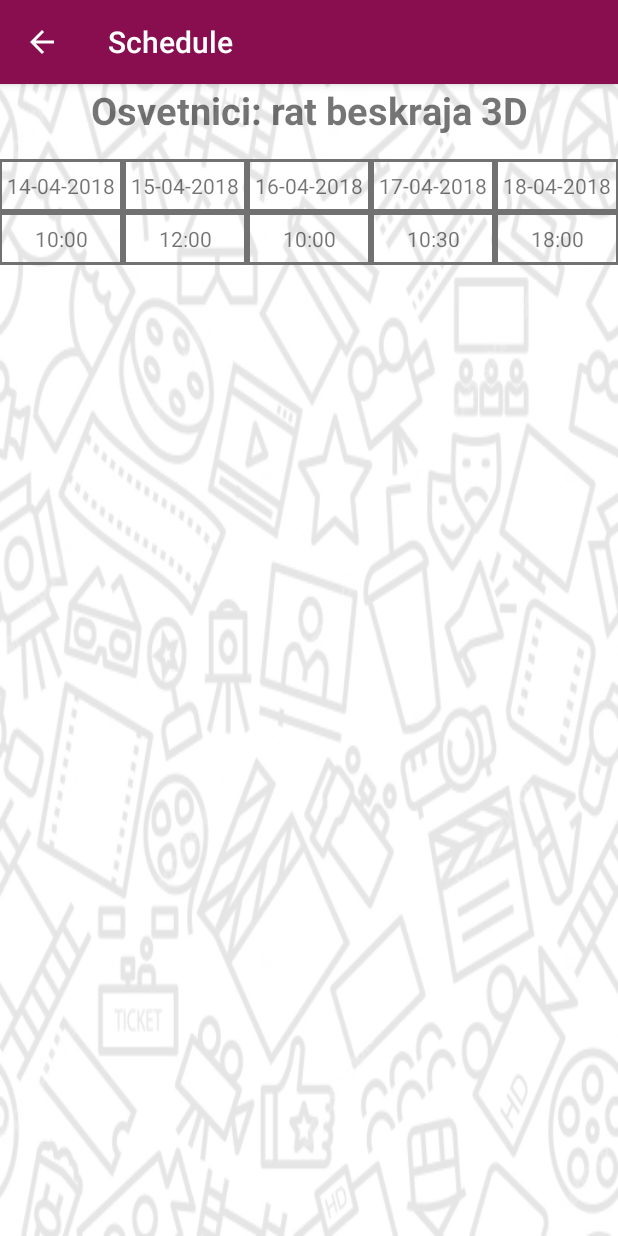
After one commit to tamaramrksic/PMA, an Android app: the TimetableActivity screen opened directly, with no data from a screen before it, on a phone screen of 412 x 824 dp. The commit adds this screen. Run offline under Robolectric (Android 15) with nearby library versions, the phone set to English and light mode, and no system bars.

Commit message:
Created GUI for choosing time and date of a show. #9

```diff
--- a/app/src/main/java/com/example/ftn/showbook/LoginActivity.java
+++ b/app/src/main/java/com/example/ftn/showbook/LoginActivity.java
@@ -30,7 +30,10 @@ public class LoginActivity extends AppCompatActivity {
 
             @Override
             public void onClick(View v) {
-                Intent intent = new Intent(getApplicationContext(), SettingsActivity.class);
+//                Intent intent = new Intent(getApplicationContext(), SettingsActivity.class);
+//                startActivity(intent);
+
+                Intent intent = new Intent(getApplicationContext(), TimetableActivity.class);
                 startActivity(intent);
 
             }
--- /dev/null
+++ b/app/src/main/java/com/example/ftn/showbook/TimetableActivity.java
@@ -0,0 +1,69 @@
+package com.example.ftn.showbook;
+
+import android.content.Intent;
+import android.support.v4.app.NavUtils;
+import android.support.v7.app.AppCompatActivity;
+import android.os.Bundle;
+import android.view.MenuItem;
+import android.view.View;
+import android.widget.TextView;
+
+import java.text.SimpleDateFormat;
+import java.util.Calendar;
+import java.util.Locale;
+
+public class TimetableActivity extends AppCompatActivity {
+
+    @Override
+    protected void onCreate(Bundle savedInstanceState) {
+        super.onCreate(savedInstanceState);
+        setContentView(R.layout.activity_timetable);
+
+        SimpleDateFormat sdf = new SimpleDateFormat("dd-MM-yyyy", Locale.getDefault());
+        String currentDate = sdf.format(Calendar.getInstance().getTime());
+
+        TextView col1 = (TextView)findViewById(R.id.firstColumn);
+        col1.setText(currentDate);
+        TextView col2 = (TextView)findViewById(R.id.secondColumn);
+        col2.setText("15-04-2018");
+        TextView col3 = (TextView)findViewById(R.id.thirdColumn);
+        col3.setText("16-04-2018");
+        TextView col4 = (TextView)findViewById(R.id.fourthColumn);
+        col4.setText("17-04-2018");
+        TextView col5 = (TextView)findViewById(R.id.fifthColumn);
+        col5.setText("18-04-2018");
+
+        if(getSupportActionBar() != null) {
+            getSupportActionBar().setDisplayHomeAsUpEnabled(true);
+            getSupportActionBar().setDisplayShowHomeEnabled(false);
+        }
+
+//        TableLayout table = (TableLayout)findViewById(R.id.timetable);
+//        table.setColumnStretchable(0,true);
+//
+//        TableRow newRow = new TableRow(this);
+//        TextView first = new TextView(this);
+//        first.setText("12:00");
+//        first.setGravity(Gravity.CENTER);
+//        newRow.addView(first);
+    }
+
+    public void timeClicked(View view) {
+        TextView textView = (TextView)view;
+//        Toast.makeText(this, textView.getText(), Toast.LENGTH_LONG).show();
+
+        Intent intent = new Intent(getApplicationContext(), SeatReserveActivity.class);
+        intent.putExtra("TIME", textView.getText());
+        startActivity(intent);
+    }
+
+    @Override
+    public boolean onOptionsItemSelected(MenuItem item) {
+        switch (item.getItemId()) {
+            case android.R.id.home:
+                NavUtils.navigateUpFromSameTask(this);
+                return true;
+        }
+        return super.onOptionsItemSelected(item);
+    }
+}
--- /dev/null
+++ b/app/src/main/res/drawable/cell_shape.xml
@@ -0,0 +1,7 @@
+<?xml version="1.0" encoding="utf-8"?>
+<shape
+    xmlns:android="http://schemas.android.com/apk/res/android"
+    android:shape= "rectangle" >
+    <solid android:color="@android:color/transparent"/>
+    <stroke android:width="2dp"  android:color="#717171"/>
+</shape>
--- /dev/null
+++ b/app/src/main/res/layout/activity_timetable.xml
@@ -0,0 +1,159 @@
+<?xml version="1.0" encoding="utf-8"?>
+<RelativeLayout xmlns:android="http://schemas.android.com/apk/res/android"
+    android:layout_width="match_parent"
+    android:layout_height="match_parent"
+    android:gravity="center"
+    android:background="@drawable/cinema10"
+    >
+
+    <TextView
+        android:id="@+id/timetable_title"
+        android:layout_width="match_parent"
+        android:layout_height="match_parent"
+        android:text="@string/show_name_value"
+        android:textAlignment="center"
+        android:textSize="25sp"
+        android:textStyle="bold" />
+
+    <TableLayout
+        android:layout_width="match_parent"
+        android:layout_height="wrap_content"
+        android:layout_alignParentTop="true"
+        android:layout_below="@+id/timetable_title"
+        android:layout_centerInParent="true"
+        android:layout_centerHorizontal="true"
+        android:layout_marginTop="50dp"
+        android:orientation="vertical">
+
+        <TableRow
+            android:layout_width="wrap_content"
+            android:layout_height="wrap_content"
+            android:gravity="center">
+
+            <TextView
+                android:id="@+id/firstColumn"
+                android:layout_width="wrap_content"
+                android:layout_height="wrap_content"
+                android:background="@drawable/cell_shape"
+                android:gravity="center"
+                android:padding="8dp"
+                android:paddingEnd="@dimen/table_cell_padding"
+                android:paddingStart="@dimen/table_cell_padding" />
+
+            <TextView
+                android:id="@+id/secondColumn"
+                android:layout_width="wrap_content"
+                android:layout_height="wrap_content"
+                android:background="@drawable/cell_shape"
+                android:padding="8dp"
+                android:paddingEnd="@dimen/table_cell_padding"
+                android:paddingStart="@dimen/table_cell_padding" />
+
+            <TextView
+                android:id="@+id/thirdColumn"
+                android:layout_width="wrap_content"
+                android:layout_height="wrap_content"
+                android:background="@drawable/cell_shape"
+                android:gravity="center"
+                android:padding="8dp"
+                android:paddingEnd="@dimen/table_cell_padding"
+                android:paddingStart="@dimen/table_cell_padding"/>
+
+            <TextView
+                android:id="@+id/fourthColumn"
+                android:layout_width="wrap_content"
+                android:layout_height="wrap_content"
+                android:background="@drawable/cell_shape"
+                android:gravity="center"
+                android:padding="8dp"
+                android:paddingEnd="@dimen/table_cell_padding"
+                android:paddingStart="@dimen/table_cell_padding"/>
+
+            <TextView
+                android:id="@+id/fifthColumn"
+                android:layout_width="wrap_content"
+                android:layout_height="wrap_content"
+                android:background="@drawable/cell_shape"
+                android:gravity="center"
+                android:padding="8dp"
+                android:paddingEnd="@dimen/table_cell_padding"
+                android:paddingStart="@dimen/table_cell_padding"/>
+        </TableRow>
+
+        <TableRow
+            android:layout_width="wrap_content"
+            android:layout_height="wrap_content"
+            android:gravity="center">
+
+            <TextView
+                android:id="@+id/cell1"
+                android:layout_width="wrap_content"
+                android:layout_height="wrap_content"
+                android:background="@drawable/cell_shape"
+                android:clickable="true"
+                android:focusable="true"
+                android:gravity="center"
+                android:onClick="timeClicked"
+                android:padding="8dp"
+                android:paddingEnd="@dimen/table_cell_padding"
+                android:paddingStart="@dimen/table_cell_padding"
+                android:text="10:00" />
+
+            <TextView
+                android:id="@+id/cell2"
+                android:layout_width="wrap_content"
+                android:layout_height="wrap_content"
+                android:background="@drawable/cell_shape"
+                android:clickable="true"
+                android:focusable="true"
+                android:gravity="center"
+                android:onClick="timeClicked"
+                android:padding="8dp"
+                android:paddingEnd="@dimen/table_cell_padding"
+                android:paddingStart="@dimen/table_cell_padding"
+                android:text="12:00" />
+
+            <TextView
+                android:id="@+id/cell3"
+                android:layout_width="wrap_content"
+                android:layout_height="wrap_content"
+                android:background="@drawable/cell_shape"
+                android:clickable="true"
+                android:focusable="true"
+                android:gravity="center"
+                android:onClick="timeClicked"
+                android:padding="8dp"
+                android:paddingEnd="@dimen/table_cell_padding"
+                android:paddingStart="@dimen/table_cell_padding"
+                android:text="10:00" />
+
+            <TextView
+                android:id="@+id/cell4"
+                android:layout_width="wrap_content"
+                android:layout_height="wrap_content"
+                android:background="@drawable/cell_shape"
+                android:clickable="true"
+                android:focusable="true"
+                android:gravity="center"
+                android:onClick="timeClicked"
+                android:padding="8dp"
+                android:paddingEnd="@dimen/table_cell_padding"
+                android:paddingStart="@dimen/table_cell_padding"
+                android:text="10:30" />
+
+            <TextView
+                android:id="@+id/cell5"
+                android:layout_width="wrap_content"
+                android:layout_height="wrap_content"
+                android:background="@drawable/cell_shape"
+                android:clickable="true"
+                android:focusable="true"
+                android:gravity="center"
+                android:onClick="timeClicked"
+                android:padding="8dp"
+                android:paddingEnd="@dimen/table_cell_padding"
+                android:paddingStart="@dimen/table_cell_padding"
+                android:text="18:00" />
+        </TableRow>
+    </TableLayout>
+</RelativeLayout>
--- a/app/src/main/res/values/dimens.xml
+++ b/app/src/main/res/values/dimens.xml
@@ -4,4 +4,6 @@
     <dimen name="activity_vertical_margin">16dp</dimen>
     <dimen name="fab_margin">16dp</dimen>
     <dimen name="appbar_padding_top">8dp</dimen>
+    <!-- My dimens -->
+    <dimen name="table_cell_padding">5dp</dimen>
 </resources>
--- a/app/src/main/res/values/strings.xml
+++ b/app/src/main/res/values/strings.xml
@@ -90,5 +90,9 @@
     <string name="tab_text_2">Rezervacija</string>
     <string name="tab_text_3">Zainteresovan</string>
     <string name="action_settings">Podesavanja</string>
+    <string name="title_activity_timetable">TimetableActivity</string>
+    <string name="title_activity_proba">ProbaActivity</string>
+
+    <string name="title_timetable">Schedule</string>
 
 </resources>
```
Also changed, not shown: app/src/main/AndroidManifest.xml (+19 -11 lines), 2 other files.
